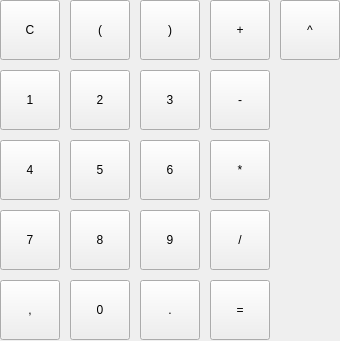
First picture: the form in ui/views/InputModule/InputModule.ui, repository dammmueller-calculator/calculator, before the edit.
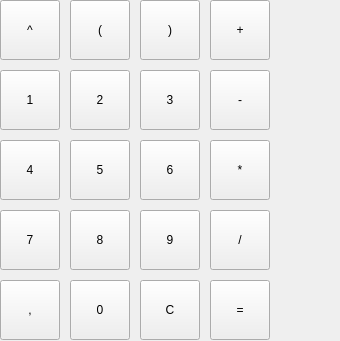
Second picture: the form after the edit.

Commit message: feat(InputModule)!: hide element

```diff
--- a/ui/views/InputModule/InputModule.ui
+++ b/ui/views/InputModule/InputModule.ui
@@ -161,19 +161,6 @@
     <rect>
      <x>140</x>
      <y>280</y>
-     <width>60</width>
-     <height>60</height>
-    </rect>
-   </property>
-   <property name="text">
-    <string>.</string>
-   </property>
-  </widget>
-  <widget class="QPushButton" name="pushButton_9">
-   <property name="geometry">
-    <rect>
-     <x>0</x>
-     <y>0</y>
      <width>60</width>
      <height>60</height>
     </rect>
@@ -276,7 +263,7 @@
   <widget class="QPushButton" name="pushButton_27">
    <property name="geometry">
     <rect>
-     <x>280</x>
+     <x>0</x>
      <y>0</y>
      <width>60</width>
      <height>60</height>
```
Left out of the diff: 112 changed lines with no effect on the pictures. The commit also changes 1 other file.
